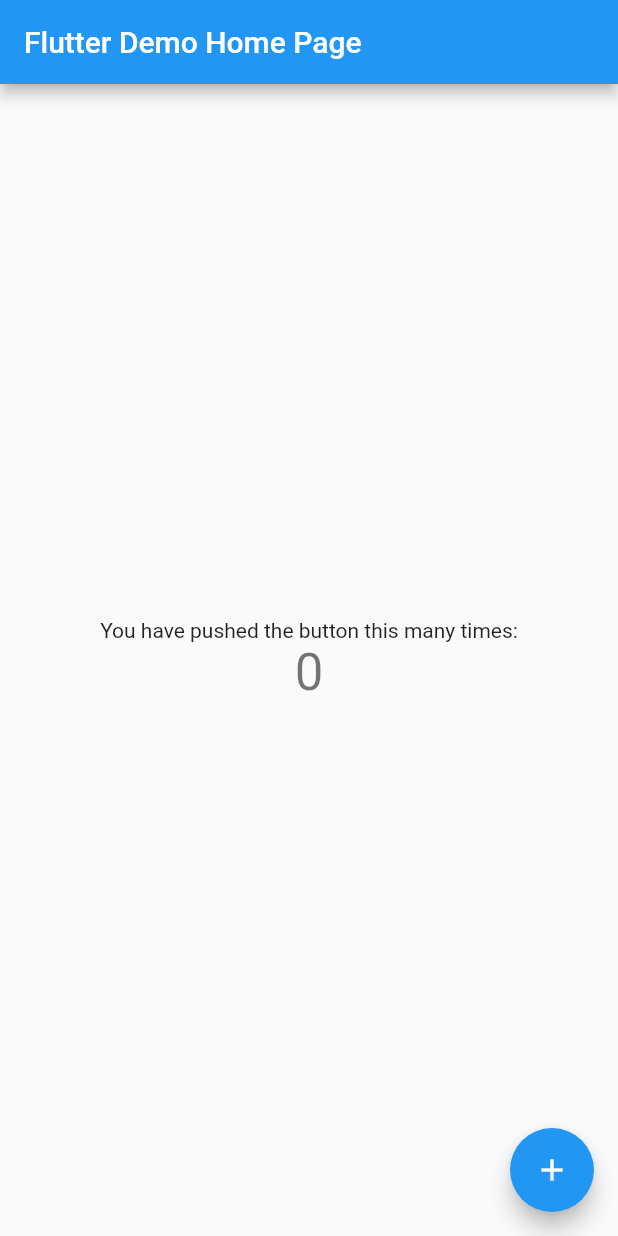
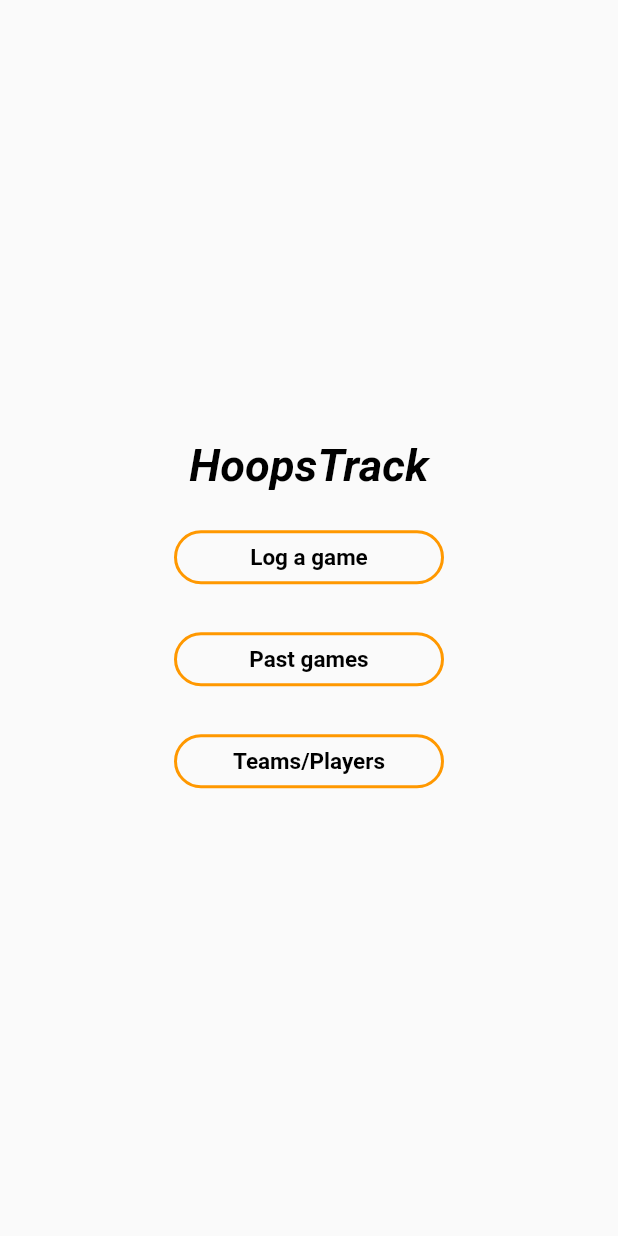
Before and after one commit to lukevaladie/hoops-track, a Flutter app: the screen it shows after launch, on a phone screen of 412 x 824 dp. Run offline on Flutter 3.47's test engine with Material 2 defaults, Android fonts, the phone set to English and light mode, and no system bars; our stand-ins replace google_fonts; Roboto replaces fonts that are missing (Graduate).

Commit message:
feat(client): basic homepage

```diff
--- /dev/null
+++ b/lib/HomePage.dart
@@ -0,0 +1,99 @@
+import 'package:google_fonts/google_fonts.dart';
+import 'package:flutter/material.dart';
+
+class HomePage extends StatelessWidget {
+  const HomePage({Key? key}) : super(key: key);
+
+  @override
+  Widget build(BuildContext context) {
+    return Scaffold(
+      body: Center(
+        child: Column(
+          mainAxisAlignment: MainAxisAlignment.center,
+          crossAxisAlignment: CrossAxisAlignment.center,
+          children: [
+            Text('HoopsTrack',
+            style: GoogleFonts.graduate(
+              textStyle: TextStyle(
+                fontSize: 30.0,
+                color: Colors.black,
+                fontWeight: FontWeight.bold,
+                fontStyle: FontStyle.italic,
+              ),
+            ),
+          ),
+          SizedBox(height: 20),
+          SizedBox(
+            width: 180,
+            child: OutlinedButton(
+              style: OutlinedButton.styleFrom(
+                shape: RoundedRectangleBorder(
+                  borderRadius: BorderRadius.circular(18.0),
+                ),
+                side: BorderSide(width: 2, color: Colors.orange),
+              ),
+              child: Text('Log a game',
+              style: GoogleFonts.graduate(
+                textStyle: TextStyle(
+                  fontSize: 15.0,
+                  color: Colors.black,
+                  fontWeight: FontWeight.bold,
+                ),
+              ),
+            ),
+            onPressed: () {
+            },
+          )
+        ),
+        SizedBox(height: 20),
+        SizedBox(
+          width: 180,
+          child: OutlinedButton(
+            style: OutlinedButton.styleFrom(
+              shape: RoundedRectangleBorder(
+                borderRadius: BorderRadius.circular(18.0),
+              ),
+              side: BorderSide(width: 2, color: Colors.orange),
+            ),
+            child: Text('Past games',
+            style: GoogleFonts.graduate(
+              textStyle: TextStyle(
+                fontSize: 15.0,
+                color: Colors.black,
+                fontWeight: FontWeight.bold,
+              ),
+            ),
+          ),
+          onPressed: () {
+          },
+        )
+      ),
+      SizedBox(height: 20),
+      SizedBox(
+        width: 180,
+        child: OutlinedButton(
+          style: OutlinedButton.styleFrom(
+            shape: RoundedRectangleBorder(
+              borderRadius: BorderRadius.circular(18.0),
+            ),
+            side: BorderSide(width: 2, color: Colors.orange),
+          ),
+          child: Text('Teams/Players',
+          style: GoogleFonts.graduate(
+            textStyle: TextStyle(
+              fontSize: 15.0,
+              color: Colors.black,
+              fontWeight: FontWeight.bold,
+            ),
+          ),
+        ),
+        onPressed: () {
+        },
+      )
+    ),
+  ]
+),
+),
+);
+}
+}
--- a/lib/main.dart
+++ b/lib/main.dart
@@ -1,113 +1,19 @@
 import 'package:flutter/material.dart';
+import 'HomePage.dart';
 
 void main() {
   runApp(MyApp());
 }
 
 class MyApp extends StatelessWidget {
-  // This widget is the root of your application.
   @override
   Widget build(BuildContext context) {
     return MaterialApp(
-      title: 'Flutter Demo',
+      title: 'HoopsTrack',
       theme: ThemeData(
-        // This is the theme of your application.
-        //
-        // Try running your application with "flutter run". You'll see the
-        // application has a blue toolbar. Then, without quitting the app, try
-        // changing the primarySwatch below to Colors.green and then invoke
-        // "hot reload" (press "r" in the console where you ran "flutter run",
-        // or simply save your changes to "hot reload" in a Flutter IDE).
-        // Notice that the counter didn't reset back to zero; the application
-        // is not restarted.
-        primarySwatch: Colors.blue,
+        primarySwatch: Colors.orange,
       ),
-      home: MyHomePage(title: 'Flutter Demo Home Page'),
+      home: HomePage(),
     );
   }
 }
-
-class MyHomePage extends StatefulWidget {
-  MyHomePage({Key? key, required this.title}) : super(key: key);
-
-  // This widget is the home page of your application. It is stateful, meaning
-  // that it has a State object (defined below) that contains fields that affect
-  // how it looks.
-
-  // This class is the configuration for the state. It holds the values (in this
-  // case the title) provided by the parent (in this case the App widget) and
-  // used by the build method of the State. Fields in a Widget subclass are
-  // always marked "final".
-
-  final String title;
-
-  @override
-  _MyHomePageState createState() => _MyHomePageState();
-}
-
-class _MyHomePageState extends State<MyHomePage> {
-  int _counter = 0;
-
-  void _incrementCounter() {
-    setState(() {
-      // This call to setState tells the Flutter framework that something has
-      // changed in this State, which causes it to rerun the build method below
-      // so that the display can reflect the updated values. If we changed
-      // _counter without calling setState(), then the build method would not be
-      // called again, and so nothing would appear to happen.
-      _counter++;
-    });
-  }
-
-  @override
-  Widget build(BuildContext context) {
-    // This method is rerun every time setState is called, for instance as done
-    // by the _incrementCounter method above.
-    //
-    // The Flutter framework has been optimized to make rerunning build methods
-    // fast, so that you can just rebuild anything that needs updating rather
-    // than having to individually change instances of widgets.
-    return Scaffold(
-      appBar: AppBar(
-        // Here we take the value from the MyHomePage object that was created by
-        // the App.build method, and use it to set our appbar title.
-        title: Text(widget.title),
-      ),
-      body: Center(
-        // Center is a layout widget. It takes a single child and positions it
-        // in the middle of the parent.
-        child: Column(
-          // Column is also a layout widget. It takes a list of children and
-          // arranges them vertically. By default, it sizes itself to fit its
-          // children horizontally, and tries to be as tall as its parent.
-          //
-          // Invoke "debug painting" (press "p" in the console, choose the
-          // "Toggle Debug Paint" action from the Flutter Inspector in Android
-          // Studio, or the "Toggle Debug Paint" command in Visual Studio Code)
-          // to see the wireframe for each widget.
-          //
-          // Column has various properties to control how it sizes itself and
-          // how it positions its children. Here we use mainAxisAlignment to
-          // center the children vertically; the main axis here is the vertical
-          // axis because Columns are vertical (the cross axis would be
-          // horizontal).
-          mainAxisAlignment: MainAxisAlignment.center,
-          children: <Widget>[
-            Text(
-              'You have pushed the button this many times:',
-            ),
-            Text(
-              '$_counter',
-              style: Theme.of(context).textTheme.headline4,
-            ),
-          ],
-        ),
-      ),
-      floatingActionButton: FloatingActionButton(
-        onPressed: _incrementCounter,
-        tooltip: 'Increment',
-        child: Icon(Icons.add),
-      ), // This trailing comma makes auto-formatting nicer for build methods.
-    );
-  }
-}
--- a/pubspec.yaml
+++ b/pubspec.yaml
@@ -29,6 +29,8 @@
   # Use with the CupertinoIcons class for iOS style icons.
   cupertino_icons: ^1.0.2
   sqflite: ^2.0.0+4
+  intl: ^0.17.0
+  google_fonts: ^2.1.0
 
 dev_dependencies:
   flutter_test:
```
Also changed, not shown: pubspec.lock.
